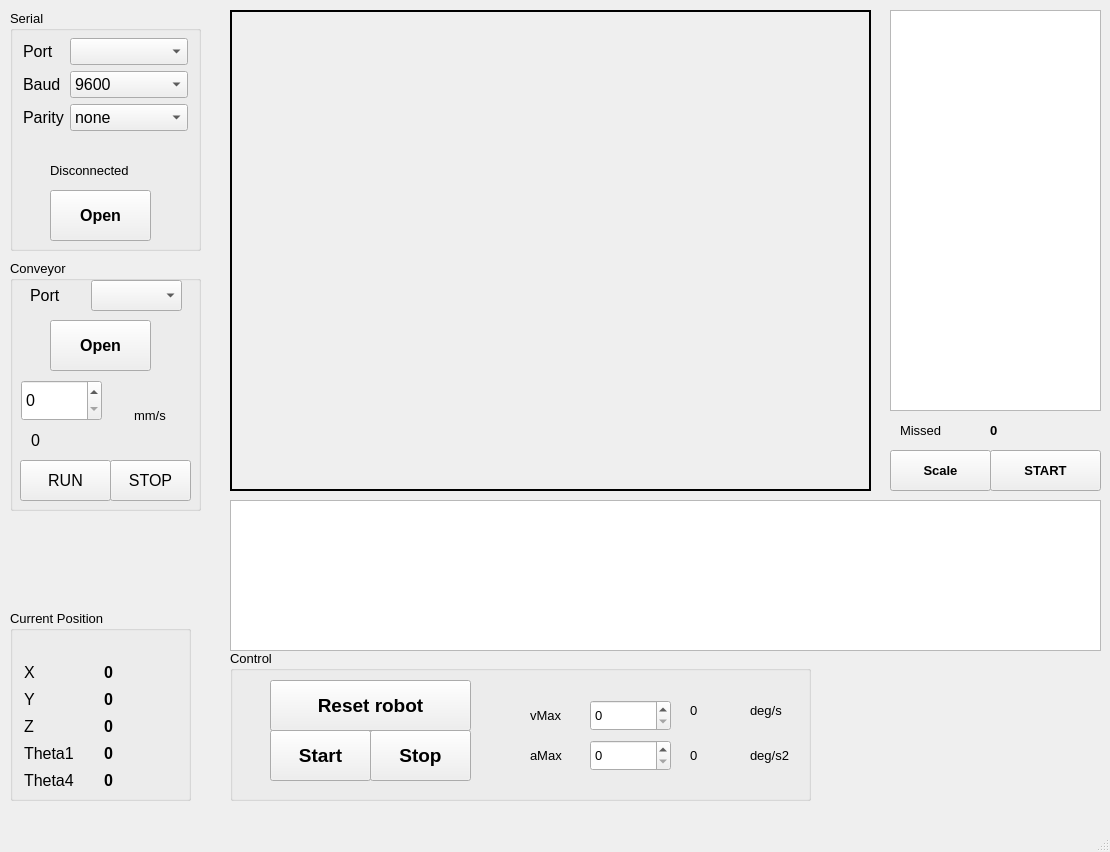
First picture: the form in qt5gui1.ui, repository lamqui1025/GUI-control-parallel-SCARA-robot-in-dynamic-conveyor, before the edit.
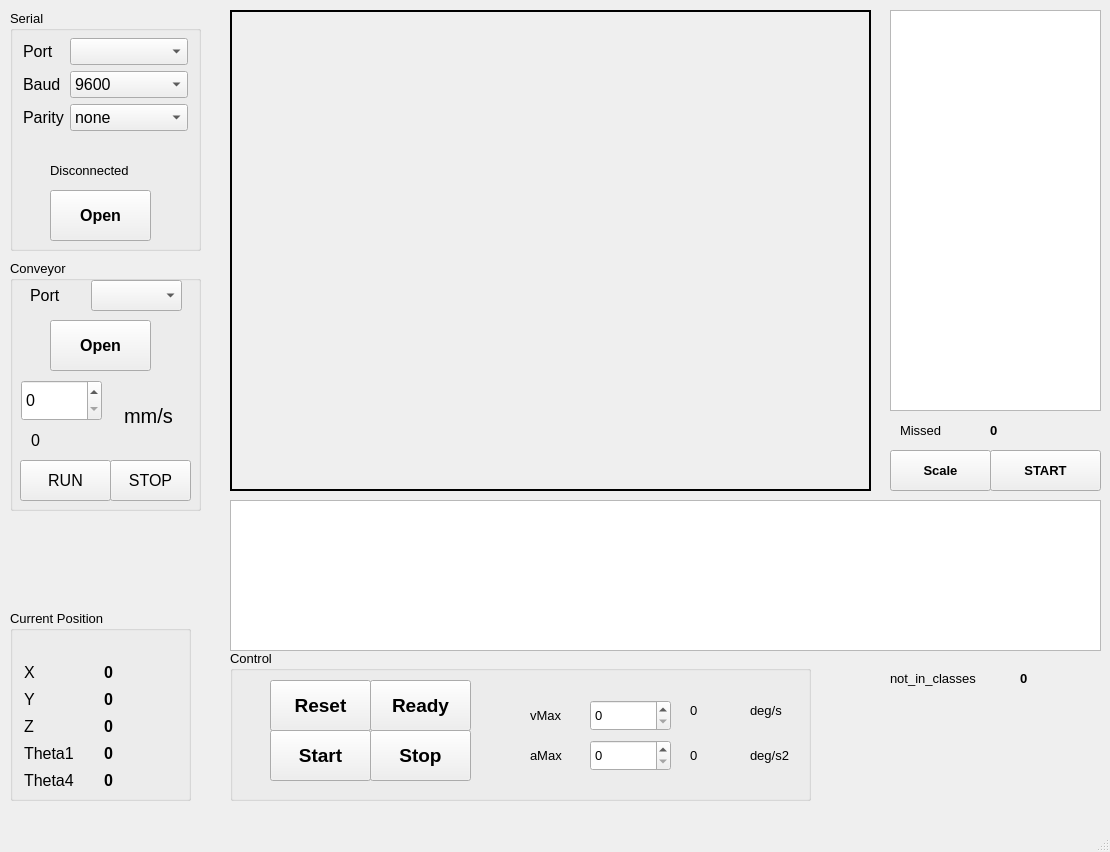
Second picture: the form after the edit.

Commit message: fix the object is not in classes

```diff
--- a/qt5gui1.ui
+++ b/qt5gui1.ui
@@ -482,7 +482,7 @@
       <rect>
        <x>40</x>
        <y>30</y>
-       <width>201</width>
+       <width>101</width>
        <height>51</height>
       </rect>
      </property>
@@ -494,7 +494,7 @@
       </font>
      </property>
      <property name="text">
-      <string>Reset robot</string>
+      <string>Reset</string>
      </property>
     </widget>
     <widget class="QLabel" name="lb_vmax">
@@ -595,6 +595,26 @@
       <string>deg/s2</string>
      </property>
     </widget>
+    <widget class="QPushButton" name="btnReady_robot">
+     <property name="geometry">
+      <rect>
+       <x>140</x>
+       <y>30</y>
+       <width>101</width>
+       <height>51</height>
+      </rect>
+     </property>
+     <property name="font">
+      <font>
+       <pointsize>14</pointsize>
+       <weight>75</weight>
+       <bold>true</bold>
+      </font>
+     </property>
+     <property name="text">
+      <string>Ready</string>
+     </property>
+    </widget>
    </widget>
    <widget class="QGroupBox" name="groupBox_4">
     <property name="geometry">
@@ -747,12 +767,17 @@
     <widget class="QLabel" name="label_7">
      <property name="geometry">
       <rect>
-       <x>124</x>
+       <x>114</x>
        <y>130</y>
-       <width>51</width>
+       <width>71</width>
        <height>51</height>
       </rect>
      </property>
+     <property name="font">
+      <font>
+       <pointsize>15</pointsize>
+      </font>
+     </property>
      <property name="text">
       <string>mm/s</string>
      </property>
@@ -856,6 +881,44 @@
      <string>Missed</string>
     </property>
    </widget>
+   <widget class="QLabel" name="lb_not_in_classes">
+    <property name="geometry">
+     <rect>
+      <x>1020</x>
+      <y>670</y>
+      <width>61</width>
+      <height>16</height>
+     </rect>
+    </property>
+    <property name="font">
+     <font>
+      <pointsize>10</pointsize>
+      <weight>75</weight>
+      <bold>true</bold>
+     </font>
+    </property>
+    <property name="text">
+     <string>0</string>
+    </property>
+   </widget>
+   <widget class="QLabel" name="lb_textNot_in_classes">
+    <property name="geometry">
+     <rect>
+      <x>890</x>
+      <y>668</y>
+      <width>121</width>
+      <height>21</height>
+     </rect>
+    </property>
+    <property name="font">
+     <font>
+      <pointsize>10</pointsize>
+     </font>
+    </property>
+    <property name="text">
+     <string>not_in_classes</string>
+    </property>
+   </widget>
   </widget>
   <widget class="QMenuBar" name="menubar">
    <property name="geometry">
```
The commit also changes 4 other files.
